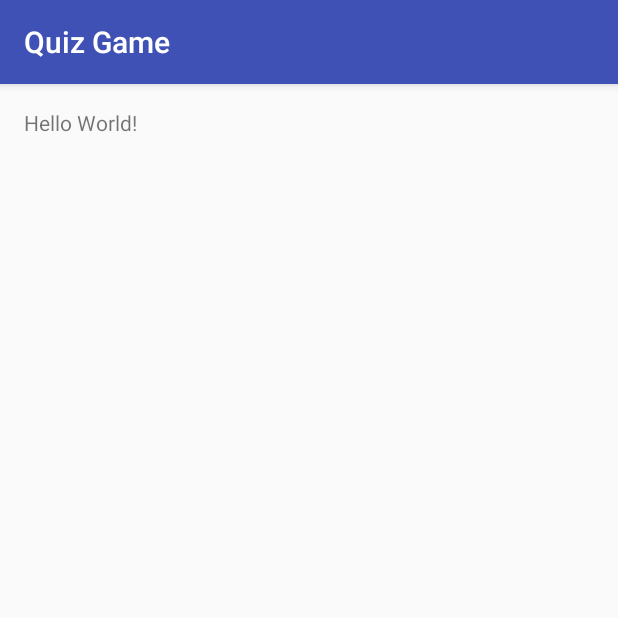
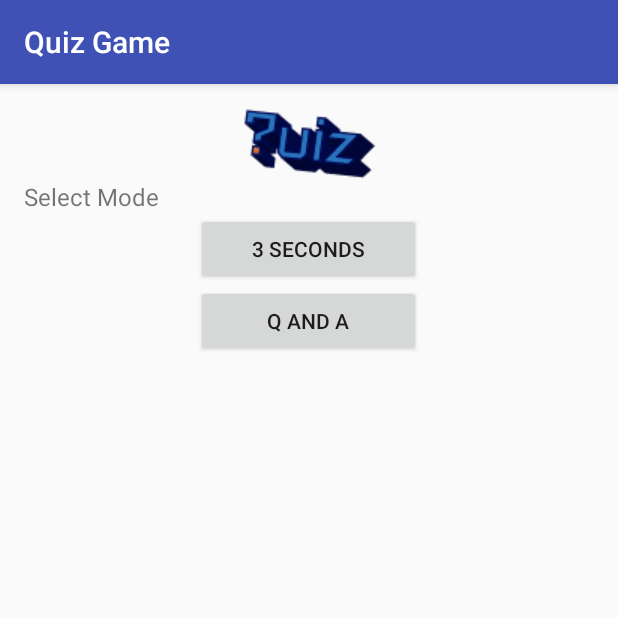
Before and after one commit to Eiqueson/Quiz-Game, an Android app: the screen it shows after launch (MainActivity), on a phone screen of 412 x 824 dp, the top half of it. Run offline under Robolectric (Android 15) with nearby library versions, the phone set to English and light mode, and no system bars.

```diff
--- a/app/src/main/res/layout/activity_main.xml
+++ b/app/src/main/res/layout/activity_main.xml
@@ -1,5 +1,5 @@
 <?xml version="1.0" encoding="utf-8"?>
-<RelativeLayout xmlns:android="http://schemas.android.com/apk/res/android"
+<LinearLayout xmlns:android="http://schemas.android.com/apk/res/android"
     xmlns:tools="http://schemas.android.com/tools"
     android:layout_width="match_parent"
     android:layout_height="match_parent"
@@ -7,10 +7,35 @@
     android:paddingLeft="@dimen/activity_horizontal_margin"
     android:paddingRight="@dimen/activity_horizontal_margin"
     android:paddingTop="@dimen/activity_vertical_margin"
+    android:orientation="vertical"
     tools:context="com.example.eiqueson.quizgame.MainActivity">
+
+    <ImageView
+        android:layout_width="wrap_content"
+        android:layout_height="wrap_content"
+        android:src="@drawable/mquiz"
+        android:layout_gravity="center_horizontal"/>
 
     <TextView
         android:layout_width="wrap_content"
         android:layout_height="wrap_content"
-        android:text="Hello World!" />
-</RelativeLayout>
+        android:text="Select Mode"
+        android:textSize="16sp"/>
+
+    <Button
+        android:id="@+id/btnMode1"
+        android:layout_width="150dp"
+        android:layout_height="wrap_content"
+        android:layout_gravity="center_horizontal"
+        android:gravity="center"
+        android:text="@string/btn_mode1"/>
+
+    <Button
+        android:id="@+id/btnMode2"
+        android:layout_width="150dp"
+        android:layout_height="wrap_content"
+        android:layout_gravity="center_horizontal"
+        android:gravity="center"
+        android:text="@string/btn_mode2"/>
+
+</LinearLayout>
--- a/app/src/main/res/values/strings.xml
+++ b/app/src/main/res/values/strings.xml
@@ -1,3 +1,6 @@
 <resources>
     <string name="app_name">Quiz Game</string>
+
+    <string name="btn_mode1">3 Seconds</string>
+    <string name="btn_mode2">Q and A</string>
 </resources>
```
Also changed, not shown: app/src/main/java/com/example/eiqueson/quizgame/MainActivity.java (+24 -0 lines), app/src/main/res/drawable/meme15.png (added), app/src/main/res/drawable/mquiz.png (added).
